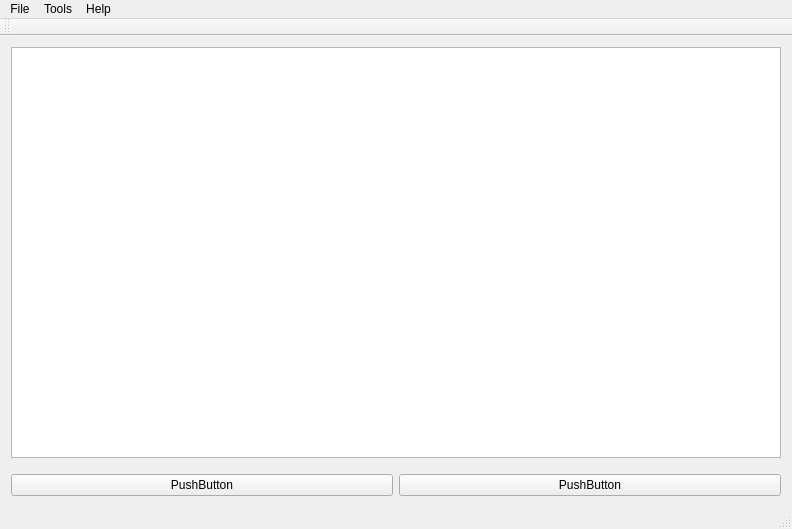
Old version of the form example/client/mainwindow.ui in the repository ericp1337/LoL-Replay-Parsing-Server.
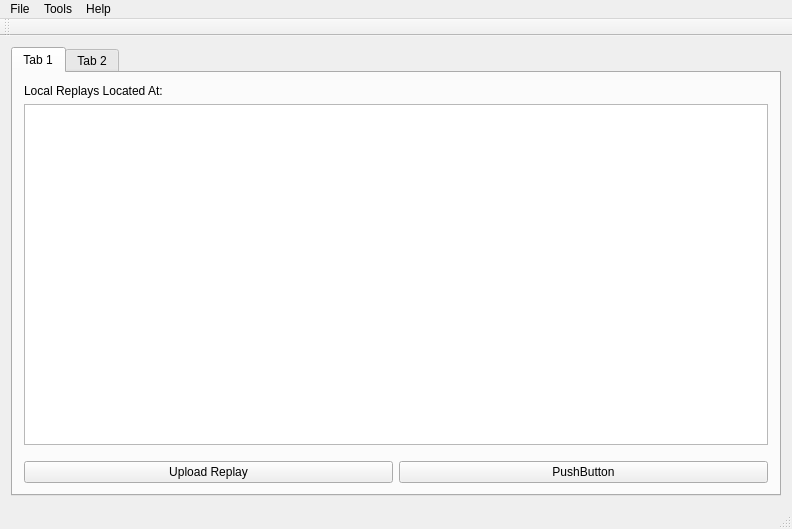
New version of the form.

```diff
--- a/example/client/mainwindow.ui
+++ b/example/client/mainwindow.ui
@@ -15,10 +15,56 @@
   </property>
   <widget class="QWidget" name="centralWidget">
    <layout class="QGridLayout" name="gridLayout">
-    <item row="0" column="0">
-     <widget class="QTreeView" name="treeView"/>
-    </item>
     <item row="1" column="0">
+     <widget class="QTabWidget" name="tabWidget">
+      <property name="currentIndex">
+       <number>0</number>
+      </property>
+      <widget class="QWidget" name="tab">
+       <attribute name="title">
+        <string>Tab 1</string>
+       </attribute>
+       <layout class="QVBoxLayout" name="verticalLayout">
+        <item>
+         <layout class="QHBoxLayout" name="horizontalLayout" stretch="0,0">
+          <property name="topMargin">
+           <number>0</number>
+          </property>
+          <item>
+           <widget class="QLabel" name="label">
+            <property name="maximumSize">
+             <size>
+              <width>200</width>
+              <height>16777215</height>
+             </size>
+            </property>
+            <property name="baseSize">
+             <size>
+              <width>0</width>
+              <height>0</height>
+             </size>
+            </property>
+            <property name="text">
+             <string>Local Replays Located At: </string>
+            </property>
+            <property name="scaledContents">
+             <bool>false</bool>
+            </property>
+           </widget>
+          </item>
+          <item>
+           <widget class="QLabel" name="replayFolderLabel">
+            <property name="text">
+             <string/>
+            </property>
+           </widget>
+          </item>
+         </layout>
+        </item>
+        <item>
+         <widget class="QTreeView" name="treeView"/>
+        </item>
+        <item>
      <spacer name="verticalSpacer">
       <property name="orientation">
        <enum>Qt::Vertical</enum>
@@ -34,12 +80,12 @@
       </property>
      </spacer>
     </item>
-    <item row="2" column="0">
+        <item>
      <layout class="QHBoxLayout" name="horizontalLayout_2">
       <item>
        <widget class="QPushButton" name="pushButton">
         <property name="text">
-         <string>PushButton</string>
+             <string>Upload Replay</string>
         </property>
        </widget>
       </item>
@@ -51,6 +97,21 @@
        </widget>
       </item>
      </layout>
+        </item>
+       </layout>
+       <zorder>treeView</zorder>
+       <zorder>verticalSpacer</zorder>
+       <zorder>treeView</zorder>
+       <zorder>verticalSpacer</zorder>
+       <zorder></zorder>
+       <zorder>horizontalLayoutWidget</zorder>
+      </widget>
+      <widget class="QWidget" name="tab_2">
+       <attribute name="title">
+        <string>Tab 2</string>
+       </attribute>
+      </widget>
+     </widget>
     </item>
    </layout>
   </widget>
```
Left out of the diff: 2 changed lines with no effect on the pictures. Lines whose indentation alone changed are shown as unchanged.
